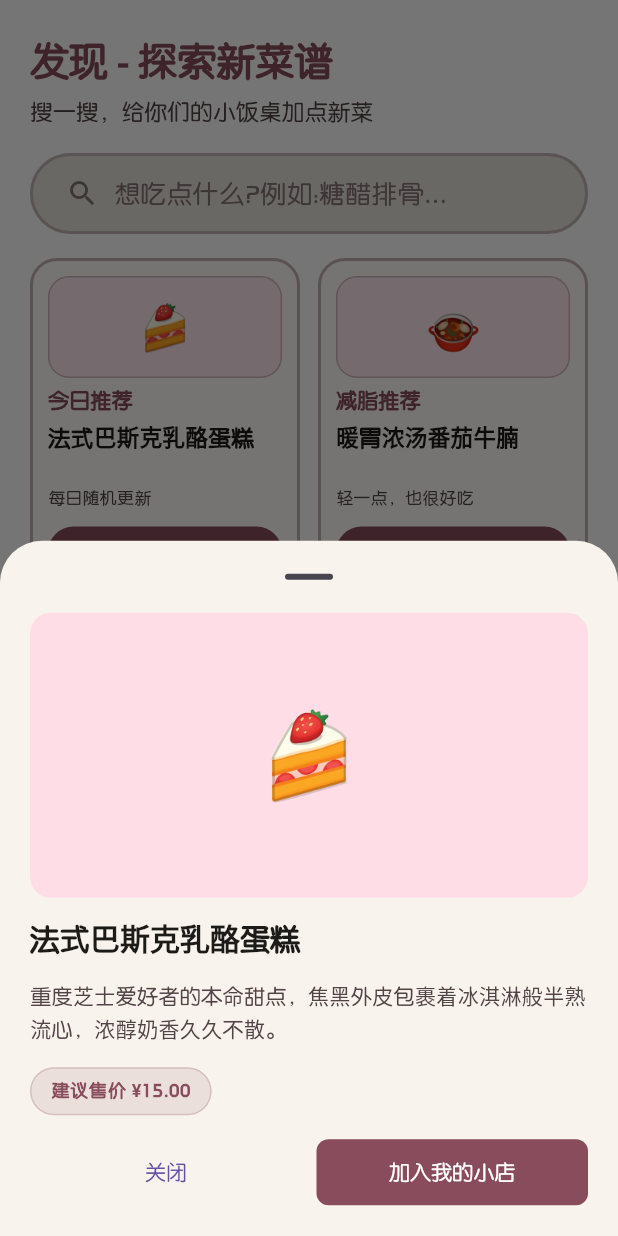
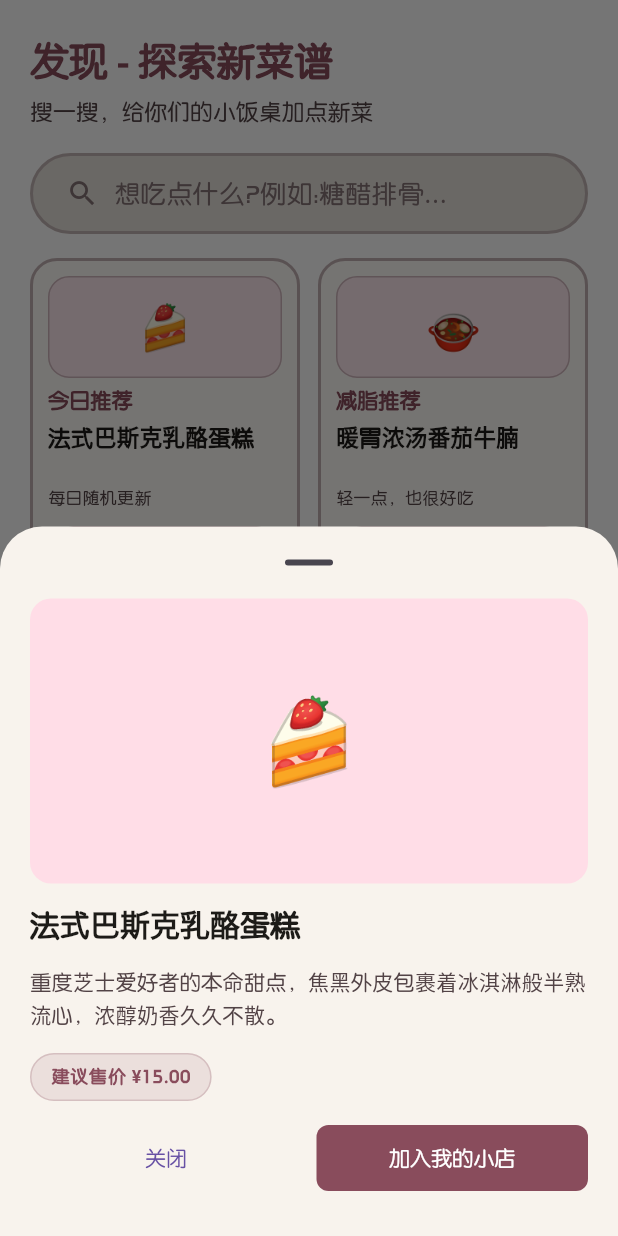
Before and after one commit to smawdf/-app, a Flutter app: the DiscoverPage widget shown alone on an empty page, opened directly with empty values, after a tap on "今日推荐", on a phone screen of 412 x 824 dp. Run offline on Flutter 3.47's test engine with Material 3 defaults, Android fonts, the phone set to English and light mode, and no system bars; our stand-ins replace dio, flutter_animate, supabase_flutter; missing offline and left inert: liquid_glass_widgets; accounts and stored records are empty.

Commit message:
fix(discover): 菜品详情弹层可滚动、按钮可达
原先没开 isScrollControlled，showModalBottomSheet 只给 9/16 屏高，
而弹层内容约 460dp（图 190 + 菜名 + 描述 + 售价 + 两个按钮），
底部「关闭 / 加入我的小店」被挤出屏外，弹层到顶后也只能回缩不能上拉。
改为 isScrollControlled + SafeArea + SingleChildScrollView：内容按需撑高、
超出时可滚，按钮永远可达。

```diff
--- a/lib/ui/pages/discover_page.dart
+++ b/lib/ui/pages/discover_page.dart
@@ -203,6 +203,11 @@ class _DiscoverPageState extends State<DiscoverPage> {
 
     await showModalBottomSheet<void>(
       context: context,
+      // 【真机修正】这里原本没开 `isScrollControlled`，`showModalBottomSheet` 默认
+      // 只给 9/16 屏高，而弹层内容（图 190 + 菜名 + 描述 + 售价 + 两个按钮）约 460dp，
+      // 于是底部「关闭 / 加入我的小店」被挤出屏外，而且弹层到顶就只能回缩、不能上拉。
+      // 开成可滚动 + 包一层滚动容器后，内容按需撑高、超出时可滚，按钮永远可达。
+      isScrollControlled: true,
       backgroundColor: CozyPalette.surfaceContainerLow,
       showDragHandle: true,
       shape: const RoundedRectangleBorder(
@@ -213,9 +218,11 @@ class _DiscoverPageState extends State<DiscoverPage> {
           listenable: AppState.instance,
           builder: (context, _) {
             final added = _isAdded(recipe);
-            return Padding(
-              padding: const EdgeInsets.fromLTRB(20, 0, 20, 28),
-              child: Column(
+            return SafeArea(
+              top: false,
+              child: SingleChildScrollView(
+                padding: const EdgeInsets.fromLTRB(20, 0, 20, 28),
+                child: Column(
                 mainAxisSize: MainAxisSize.min,
                 crossAxisAlignment: CrossAxisAlignment.start,
                 children: [
@@ -282,6 +289,7 @@ class _DiscoverPageState extends State<DiscoverPage> {
                     ],
                   ),
                 ],
+                ),
               ),
             );
           },
```
